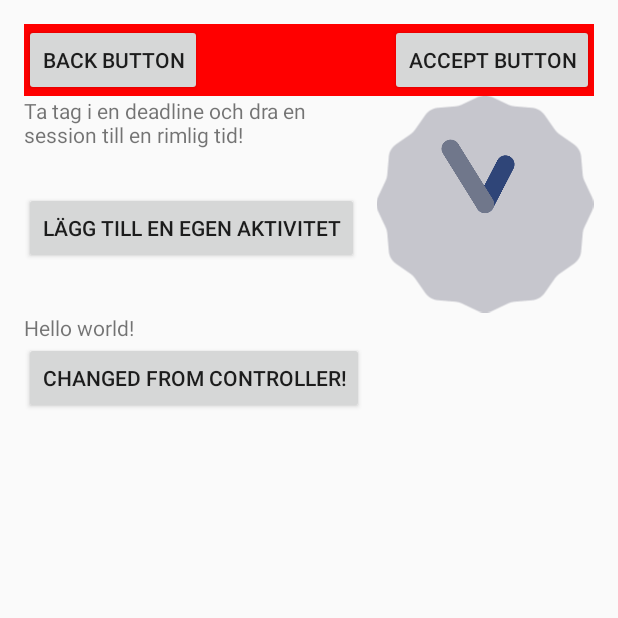
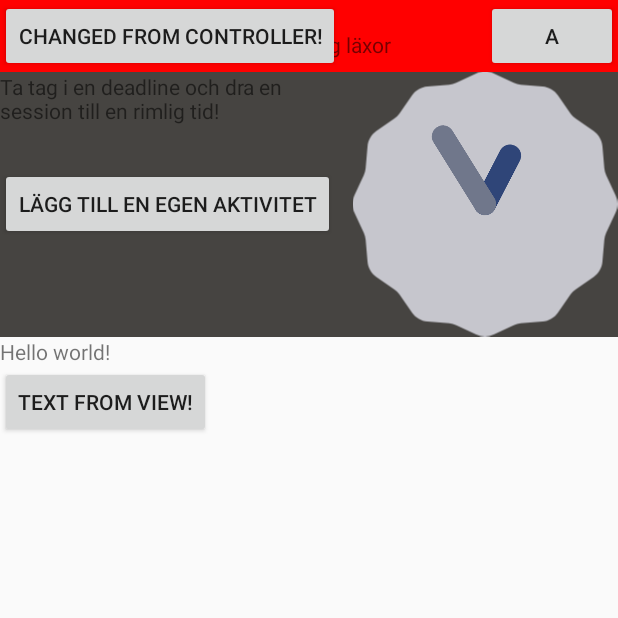
Before and after one commit to viclarsson/HomeWorkPlanner, an Android app: the screen it shows after launch (WeekActivity), after a tap on "CHANGED FROM CONTROLLER!", on a phone screen of 412 x 824 dp, the top half of it. Run offline under Robolectric (Android 15) with nearby library versions, the phone set to English and light mode, and no system bars; 1 other tap on this screen came first.

Commit message:
Added topMenuView and controller. Added content

```diff
--- a/app/src/main/java/iprog/group5/homeworkplanner/WeekActivity.java
+++ b/app/src/main/java/iprog/group5/homeworkplanner/WeekActivity.java
@@ -4,8 +4,8 @@ import android.app.Activity;
 import android.os.Bundle;
 
 import iprog.group5.homeworkplanner.model.PlannerModel;
-import iprog.group5.homeworkplanner.view.WeekController;
-import iprog.group5.homeworkplanner.view.WeekView;
+import iprog.group5.homeworkplanner.view.*;
+
 
 
 public class WeekActivity extends Activity {
@@ -19,5 +19,9 @@ public class WeekActivity extends Activity {
 
         WeekView view = new WeekView(model, findViewById(R.id.base));
         WeekController controller = new WeekController(model, view, this);
+
+        TopMenuView topMenuView = new TopMenuView(model, findViewById(R.id.base));
+        TopMenuViewController topMenuViewController = new TopMenuViewController(model, topMenuView, this);
+
     }
 }
--- /dev/null
+++ b/app/src/main/java/iprog/group5/homeworkplanner/view/TopMenuView.java
@@ -0,0 +1,35 @@
+package iprog.group5.homeworkplanner.view;
+
+import android.view.View;
+import android.widget.Button;
+
+import java.util.Observable;
+import java.util.Observer;
+
+import iprog.group5.homeworkplanner.R;
+import iprog.group5.homeworkplanner.model.PlannerModel;
+
+
+/**
+ * Created by Niklas on 2015-03-03.
+ */
+public class TopMenuView implements Observer {
+    View rootView;
+    PlannerModel model;
+
+    //Make variables for elements
+    Button backButton;
+
+    public TopMenuView(PlannerModel model, View rootView) {
+        this.rootView = rootView;
+        this.model = model;
+
+        backButton = (Button) rootView.findViewById(R.id.backButton);
+        backButton.setText("WORKS");
+    }
+
+    @Override
+    public void update(Observable observable, Object data) {
+
+    }
+}
--- /dev/null
+++ b/app/src/main/java/iprog/group5/homeworkplanner/view/TopMenuViewController.java
@@ -0,0 +1,34 @@
+package iprog.group5.homeworkplanner.view;
+
+import android.app.Activity;
+import android.view.View;
+import android.widget.Button;
+
+import iprog.group5.homeworkplanner.model.PlannerModel;
+
+/**
+ * Created by Niklas on 2015-03-03.
+ */
+public class TopMenuViewController implements View.OnClickListener {
+    public PlannerModel model;
+    public TopMenuView view;
+    public Activity activity;
+
+    public TopMenuViewController(PlannerModel model, TopMenuView view, Activity activity) {
+        this.model = model;
+        this.view = view;
+        this.activity = activity;
+
+        // Add listeners here.
+        view.backButton.setOnClickListener(this);
+    }
+
+    @Override
+    public void onClick(View v) {
+        Button btn = (Button) v;
+        // If more click event, we have to check which fired the event.
+        if(btn == view.backButton) {
+            btn.setText("Changed from Controller!");
+        }
+    }
+}
--- a/app/src/main/res/layout/activity_week.xml
+++ b/app/src/main/res/layout/activity_week.xml
@@ -2,10 +2,7 @@
     xmlns:tools="http://schemas.android.com/tools"
     android:orientation="vertical"
     android:layout_width="match_parent"
-    android:layout_height="match_parent" android:paddingLeft="@dimen/activity_horizontal_margin"
-    android:paddingRight="@dimen/activity_horizontal_margin"
-    android:paddingTop="@dimen/activity_vertical_margin"
-    android:paddingBottom="@dimen/activity_vertical_margin"
+    android:layout_height="match_parent"
     tools:context="iprog.group5.homeworkplanner.Week"
     android:id="@+id/base">
 
@@ -22,8 +19,6 @@
     <TextView android:text="@string/hello_world" android:layout_width="wrap_content"
         android:layout_height="wrap_content" />
 
-
-
     <Button
         android:layout_width="wrap_content"
         android:layout_height="wrap_content"
--- a/app/src/main/res/layout/info_field.xml
+++ b/app/src/main/res/layout/info_field.xml
@@ -1,7 +1,9 @@
 <?xml version="1.0" encoding="utf-8"?>
 <RelativeLayout xmlns:android="http://schemas.android.com/apk/res/android"
     android:orientation="vertical" android:layout_width="match_parent"
+    android:background="#464441"
     android:layout_height="match_parent">
+
 
     <LinearLayout
         android:orientation="horizontal"
--- a/app/src/main/res/layout/top_menu.xml
+++ b/app/src/main/res/layout/top_menu.xml
@@ -7,22 +7,22 @@
     <Button
         android:layout_width="wrap_content"
         android:layout_height="wrap_content"
-        android:text="Back Button"
-        android:id="@+id/button" />
+        android:text="B"
+        android:id="@+id/backButton" />
 
     <TextView
         android:layout_width="wrap_content"
         android:layout_height="wrap_content"
         android:layout_centerHorizontal="true"
         android:paddingTop="20dp"
-
+        android:text="@string/topText"
         android:id="@+id/textView" />
 
     <Button
         android:layout_width="wrap_content"
         android:layout_height="wrap_content"
         android:layout_alignParentRight="true"
-        android:text="Accept Button"
+        android:text="A"
         android:id="@+id/button2"
         android:layout_alignParentEnd="false" />
 
--- /dev/null
+++ b/app/src/main/res/layout/weekdays_deadlines.xml
@@ -0,0 +1,6 @@
+<?xml version="1.0" encoding="utf-8"?>
+<LinearLayout xmlns:android="http://schemas.android.com/apk/res/android"
+    android:orientation="vertical" android:layout_width="match_parent"
+    android:layout_height="match_parent">
+
+</LinearLayout>
--- a/app/src/main/res/values/strings.xml
+++ b/app/src/main/res/values/strings.xml
@@ -7,4 +7,7 @@
     <string name="math">Math</string>
     <string name="swedish">Swedish</string>
     <string name="greenButton">GreenButton!</string>
+
+    <!-- top_menu -->
+    <string name="topText">Schemalägg läxor</string>
 </resources>
```
Also changed, not shown: 1 other file.
